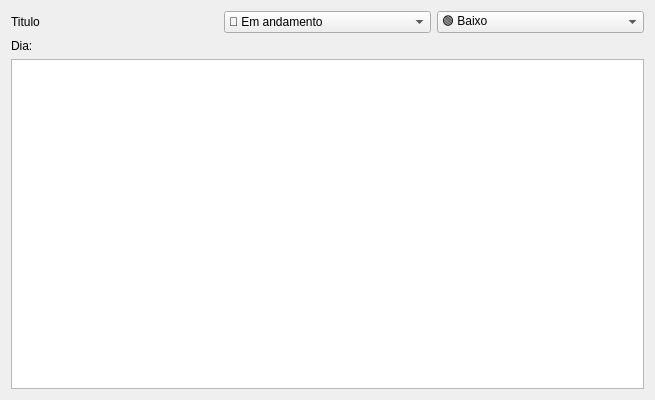
First picture: the form in abrirnota.ui, repository Buloque/To-Do, before the edit.
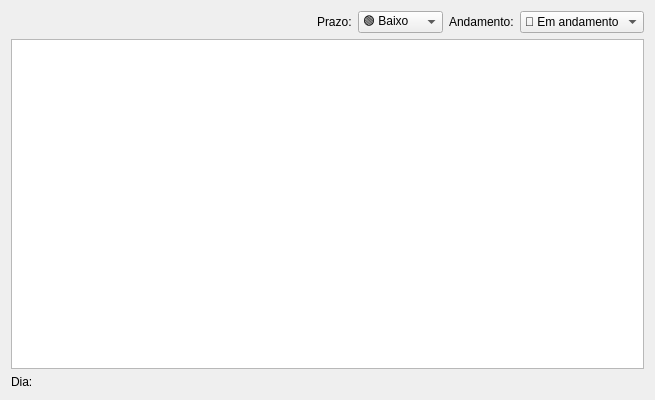
Second picture: the form after the edit. Icons and pictures are not drawn.

Patch:
```diff
--- a/abrirnota.ui
+++ b/abrirnota.ui
@@ -19,37 +19,53 @@
   <property name="windowTitle">
    <string>Dialog</string>
   </property>
+  <property name="windowIcon">
+   <iconset resource="Imagens.qrc">
+    <normaloff>:/new/IMG/Imagens/Icone Sem Fundopng.png</normaloff>:/new/IMG/Imagens/Icone Sem Fundopng.png</iconset>
+  </property>
   <layout class="QGridLayout" name="gridLayout">
+   <item row="1" column="0">
+    <layout class="QHBoxLayout" name="horizontalLayout_2"/>
+   </item>
    <item row="0" column="0">
     <layout class="QHBoxLayout" name="horizontalLayout">
      <item>
-      <widget class="QLabel" name="lblTitulo">
-       <property name="text">
-        <string>Titulo</string>
+      <spacer name="horizontalSpacer">
+       <property name="orientation">
+        <enum>Qt::Orientation::Horizontal</enum>
        </property>
-      </widget>
+       <property name="sizeHint" stdset="0">
+        <size>
+         <width>40</width>
+         <height>20</height>
+        </size>
+       </property>
+      </spacer>
      </item>
      <item>
-      <widget class="QComboBox" name="cbAndamento">
-       <item>
-        <property name="text">
-         <string>🚶 Em andamento</string>
-        </property>
-       </item>
-       <item>
-        <property name="text">
-         <string>🚩 Finalizado</string>
-        </property>
-       </item>
-       <item>
-        <property name="text">
-         <string>❌ Cancelado</string>
-        </property>
-       </item>
+      <widget class="QLabel" name="label">
+       <property name="text">
+        <string>Prazo:</string>
+       </property>
       </widget>
      </item>
      <item>
       <widget class="QComboBox" name="cbUrgencia">
+       <property name="enabled">
+        <bool>true</bool>
+       </property>
+       <property name="editable">
+        <bool>false</bool>
+       </property>
+       <property name="sizeAdjustPolicy">
+        <enum>QComboBox::SizeAdjustPolicy::AdjustToContentsOnFirstShow</enum>
+       </property>
+       <property name="frame">
+        <bool>true</bool>
+       </property>
+       <property name="labelDrawingMode">
+        <enum>QComboBox::LabelDrawingMode::UseStyle</enum>
+       </property>
        <item>
         <property name="text">
          <string>🟢 Baixo</string>
@@ -72,17 +88,38 @@
        </item>
       </widget>
      </item>
-    </layout>
-   </item>
-   <item row="1" column="0">
-    <layout class="QHBoxLayout" name="horizontalLayout_2">
      <item>
-      <widget class="QLabel" name="DiaeHora">
+      <widget class="QLabel" name="TxtAndamento">
+       <property name="maximumSize">
+        <size>
+         <width>70</width>
+         <height>16777215</height>
+        </size>
+       </property>
        <property name="text">
-        <string>Dia: </string>
+        <string>Andamento:</string>
        </property>
       </widget>
      </item>
+     <item>
+      <widget class="QComboBox" name="cbAndamento">
+       <item>
+        <property name="text">
+         <string>🚶 Em andamento</string>
+        </property>
+       </item>
+       <item>
+        <property name="text">
+         <string>🚩 Finalizado</string>
+        </property>
+       </item>
+       <item>
+        <property name="text">
+         <string>❌ Cancelado</string>
+        </property>
+       </item>
+      </widget>
+     </item>
     </layout>
    </item>
    <item row="2" column="0">
@@ -92,6 +129,13 @@
      </property>
     </widget>
    </item>
+   <item row="3" column="0">
+    <widget class="QLabel" name="DiaeHora">
+     <property name="text">
+      <string>Dia: </string>
+     </property>
+    </widget>
+   </item>
   </layout>
  </widget>
  <resources/>
```
Left out of the diff: 4 changed lines with no effect on the pictures.
